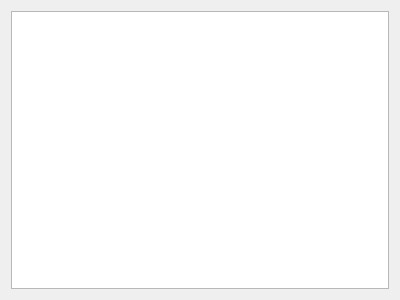
This is QtWorkSpace/Gateway/historydata.ui in sunnyfjk/UEA_10_08 as Qt 5 draws it before an edit. The edited form follows.
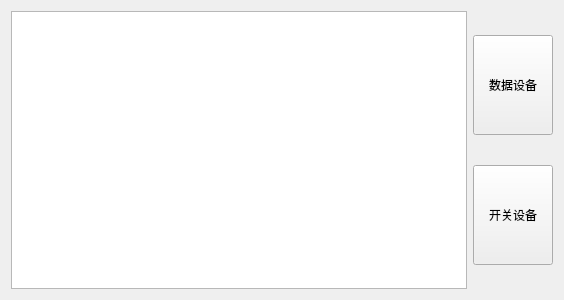
This is the edited form.

What changed in the file:
```diff
--- a/QtWorkSpace/Gateway/historydata.ui
+++ b/QtWorkSpace/Gateway/historydata.ui
@@ -6,14 +6,14 @@
    <rect>
     <x>0</x>
     <y>0</y>
-    <width>400</width>
+    <width>564</width>
     <height>300</height>
    </rect>
   </property>
   <property name="windowTitle">
    <string>Form</string>
   </property>
-  <layout class="QVBoxLayout" name="verticalLayout">
+  <layout class="QHBoxLayout" name="horizontalLayout">
    <item>
     <widget class="QTableView" name="DisplaySqlData">
      <property name="editTriggers">
@@ -33,6 +33,75 @@
      </attribute>
     </widget>
    </item>
+   <item>
+    <layout class="QVBoxLayout" name="verticalLayout">
+     <item>
+      <spacer name="verticalSpacer">
+       <property name="orientation">
+        <enum>Qt::Vertical</enum>
+       </property>
+       <property name="sizeHint" stdset="0">
+        <size>
+         <width>20</width>
+         <height>40</height>
+        </size>
+       </property>
+      </spacer>
+     </item>
+     <item>
+      <widget class="QPushButton" name="DataDevice">
+       <property name="minimumSize">
+        <size>
+         <width>0</width>
+         <height>100</height>
+        </size>
+       </property>
+       <property name="text">
+        <string>数据设备</string>
+       </property>
+      </widget>
+     </item>
+     <item>
+      <spacer name="verticalSpacer_3">
+       <property name="orientation">
+        <enum>Qt::Vertical</enum>
+       </property>
+       <property name="sizeHint" stdset="0">
+        <size>
+         <width>20</width>
+         <height>40</height>
+        </size>
+       </property>
+      </spacer>
+     </item>
+     <item>
+      <widget class="QPushButton" name="SwitchDevice">
+       <property name="minimumSize">
+        <size>
+         <width>0</width>
+         <height>100</height>
+        </size>
+       </property>
+       <property name="text">
+        <string>开关设备</string>
+       </property>
+      </widget>
+     </item>
+     <item>
+      <spacer name="verticalSpacer_2">
+       <property name="orientation">
+        <enum>Qt::Vertical</enum>
+       </property>
+       <property name="sizeHint" stdset="0">
+        <size>
+         <width>20</width>
+         <height>40</height>
+        </size>
+       </property>
+      </spacer>
+     </item>
+    </layout>
+   </item>
   </layout>
  </widget>
  <resources/>
```
